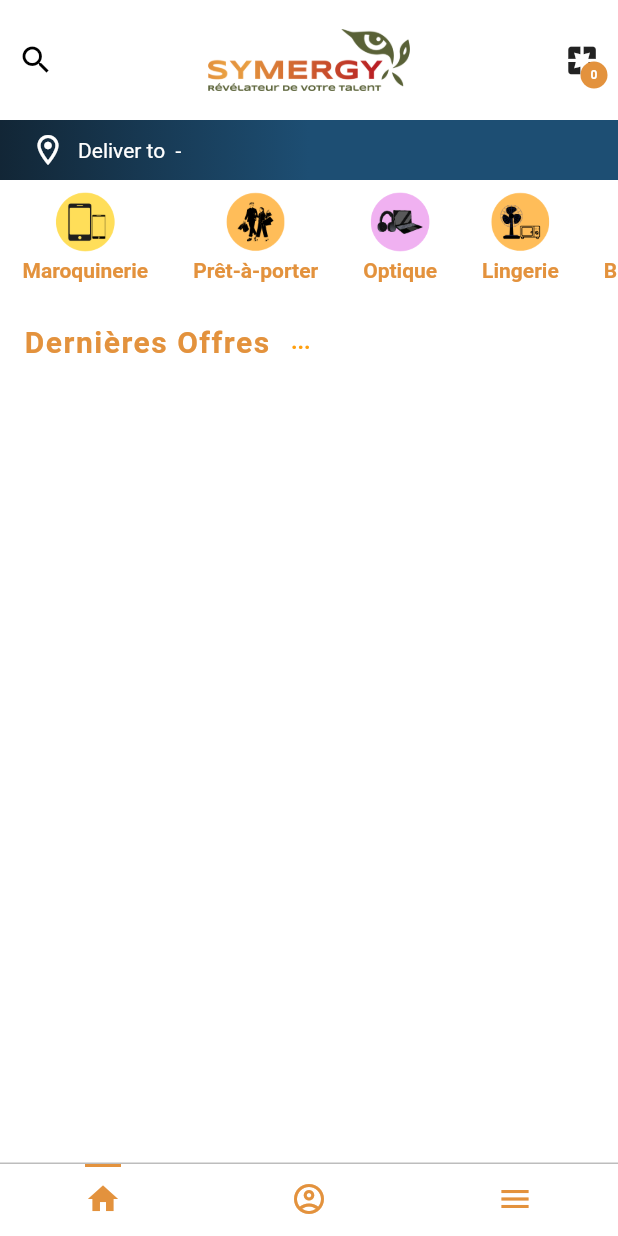
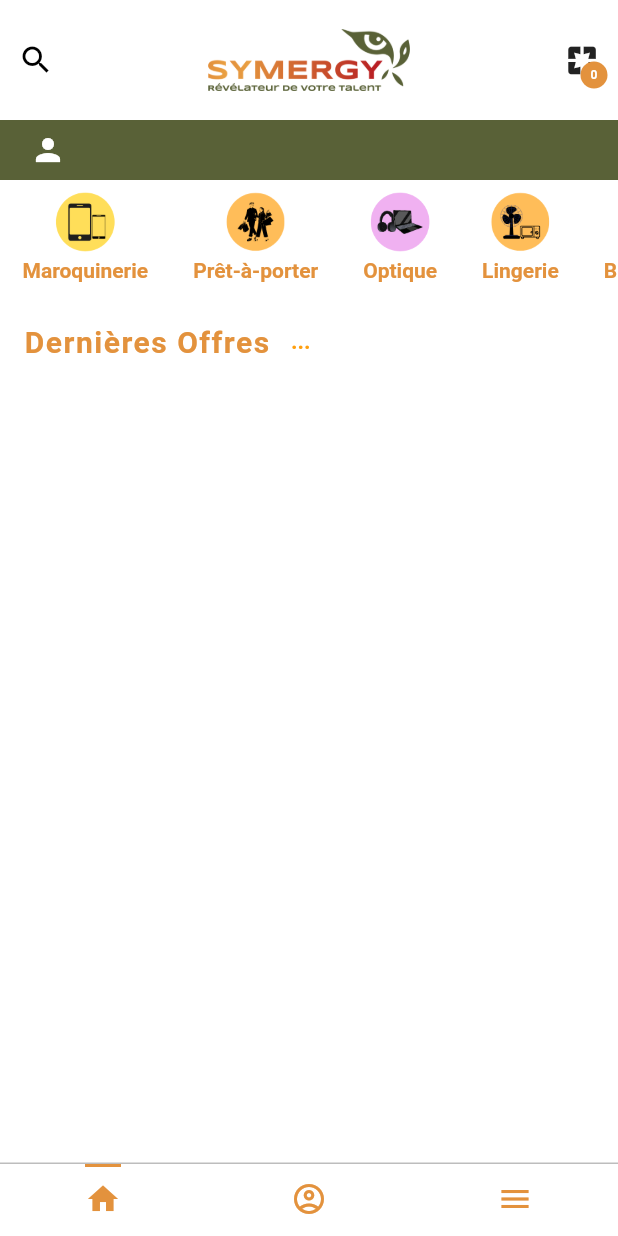
Before and after one commit to bcailleb/com_mcb_jobs_in_retail_from_shopit, a Flutter app: the screen it shows once a user with an empty profile is signed in, on a phone screen of 412 x 824 dp. Run offline on Flutter 3.47's test engine with Material 2 defaults, Android fonts, the light colour scheme and no system bars; our stand-ins replace bloc, cloud_firestore, equatable, firebase_auth, firebase_core, firebase_storage and 7 more; missing offline and left inert: pay; accounts and stored records are empty; generated files the repository leaves out were written again; Roboto replaces fonts that are missing (Abel, Acme, Actor); project files that could hold a hidden picture were left out.

Commit message:
Adaptation Page "Tableau de bord" #20

```diff
--- a/lib/screens/result_screen.dart
+++ b/lib/screens/result_screen.dart
@@ -36,7 +36,7 @@ class ResultScreen extends StatelessWidget {
               text: TextSpan(
                 children: [
                   TextSpan(
-                    text: 'Showing results for ',
+                    text: 'Résultats pour ',
                     style: buttonTitleStyle.copyWith(
                       fontSize: 17,
                       color: Colors.black,
--- a/lib/utils/color_themes.dart
+++ b/lib/utils/color_themes.dart
@@ -50,6 +50,6 @@ List<Color> backgroundGradient1 = [
   Colors.white,
 ];
 const List<Color> lightBackgroundaGradient = [
-  Color(0xff122636),
-  Color.fromARGB(255, 29, 78, 115),
+  Color(0xff596137),
+  Color(0xff596137),
 ];
--- a/lib/widgets/cost_widget.dart
+++ b/lib/widgets/cost_widget.dart
@@ -22,7 +22,7 @@ class CostWidget extends StatelessWidget {
       mainAxisSize: MainAxisSize.min,
       children: [
         Text(
-          '₹',
+          'Salaire ',
           style: TextStyle(
             fontSize: 10,
             color: color,
--- a/lib/widgets/searchbar_widget.dart
+++ b/lib/widgets/searchbar_widget.dart
@@ -12,7 +12,7 @@ import '../utils/utils.dart';
 class SearchBarWidget extends StatelessWidget with PreferredSizeWidget {
   final bool isReadOnly;
   final bool hasBackButton;
-  ScreenLayout screenLayout = ScreenLayout();
+  final ScreenLayout screenLayout =  ScreenLayout();
 
   SearchBarWidget({
     Key? key,
@@ -79,7 +79,7 @@ class SearchBarWidget extends StatelessWidget with PreferredSizeWidget {
                 decoration: InputDecoration(
                   border: border,
                   focusedBorder: border,
-                  hintText: 'Search for products',
+                  hintText: 'Rechercher une offre',
                   hintStyle: const TextStyle(
                     color: Colors.black,
                   ),
--- a/lib/widgets/user_details_bar.dart
+++ b/lib/widgets/user_details_bar.dart
@@ -51,13 +51,13 @@ class UserDetailsBar extends StatelessWidget {
                     right: 8,
                   ),
                   child: Icon(
-                    Icons.location_on_outlined,
+                    Icons.person,
                     color: Colors.white,
                   ),
                 ),
                 Flexible(
                   child: Text(
-                    'Deliver to ${state.userData.name} - ${state.userData.address}',
+                    '${state.userData.name}',
                     maxLines: 1,
                     overflow: TextOverflow.ellipsis,
                     style: GoogleFonts.abel(
```
Also changed, not shown: lib/widgets/product_widget.dart (+12 -1 lines).
